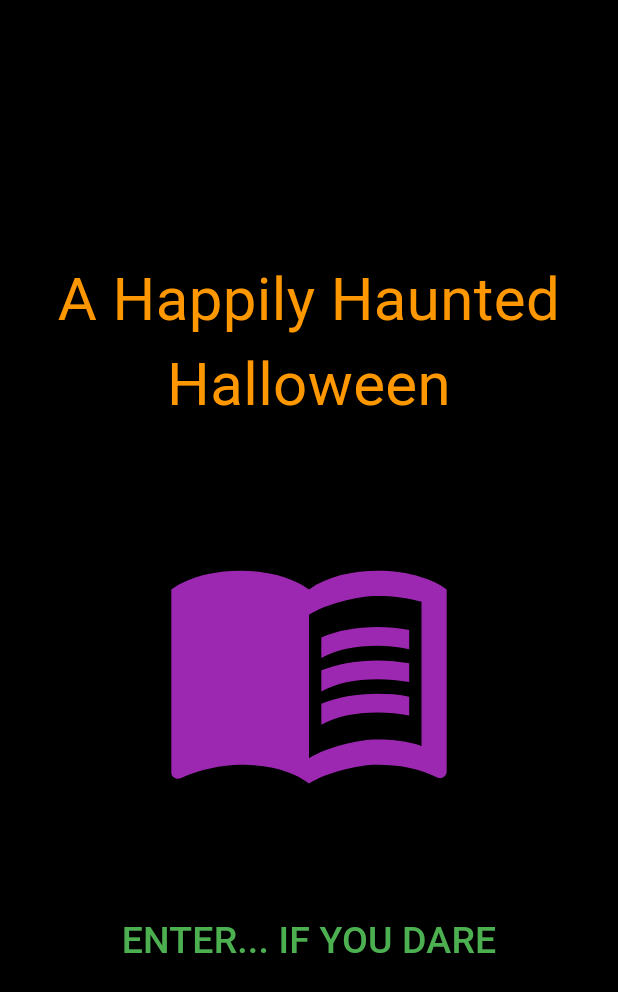
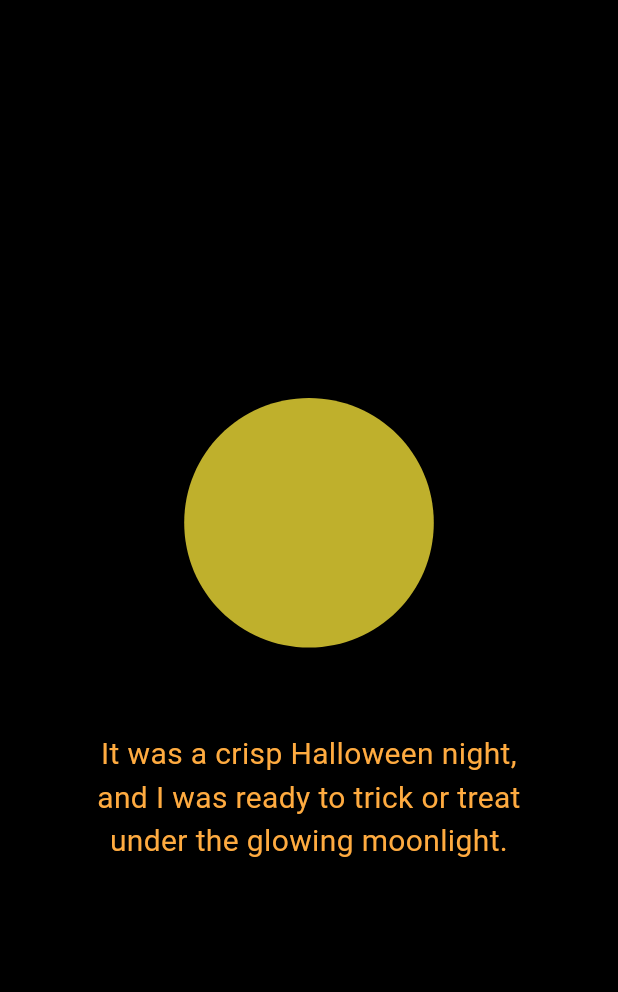
Before and after one commit to lajacl/halloween-storybook, a Flutter app: the screen it shows after launch, after a tap on the "menu book" icon, on a phone screen of 412 x 824 dp. Shown: the top 992 px of the screen. Run offline on Flutter 3.47's test engine with Material 3 defaults, Android fonts, the phone set to English and light mode, and no system bars; our stand-ins replace audioplayers.

Commit message:
Add the first story page with a glowing moon

```diff
--- a/lib/main.dart
+++ b/lib/main.dart
@@ -53,7 +53,10 @@
     return Scaffold(
       body: PageView(
         controller: _controller,
-        children: [TitlePage(playSound: playSound, controller: _controller)],
+        children: [
+          TitlePage(playSound: playSound, controller: _controller),
+          Page1(playSound: playSound),
+        ],
       ),
     );
   }
@@ -105,3 +108,67 @@
     );
   }
 }
+
+class Page1 extends StatefulWidget {
+  final Future<void> Function(String) playSound;
+  const Page1({super.key, required this.playSound});
+  @override
+  State<Page1> createState() => _Page1State();
+}
+
+// PAGE 1 - Glowing Moon
+class _Page1State extends State<Page1> with SingleTickerProviderStateMixin {
+  late AnimationController _controller;
+  late Animation<double> _glow;
+
+  @override
+  void initState() {
+    super.initState();
+    widget.playSound('sounds/wolf_howl.mp3');
+    _controller = AnimationController(
+      vsync: this,
+      duration: const Duration(seconds: 2),
+    )..repeat(reverse: true);
+    _glow = Tween(begin: 0.5, end: 1.0).animate(_controller);
+  }
+
+  @override
+  void dispose() {
+    _controller.dispose();
+    super.dispose();
+  }
+
+  @override
+  Widget build(BuildContext context) {
+    return Stack(
+      children: [
+        Center(
+          child: Column(
+            mainAxisAlignment: MainAxisAlignment.center,
+            children: [
+              AnimatedBuilder(
+                animation: _glow,
+                builder: (context, child) => Opacity(
+                  opacity: _glow.value,
+                  child: const Icon(
+                    Icons.circle,
+                    size: 200,
+                    color: Colors.yellow,
+                  ),
+                ),
+              ),
+              const SizedBox(height: 40),
+              const Text(
+                "It was a crisp Halloween night,\n"
+                "and I was ready to trick or treat\n"
+                "under the glowing moonlight.",
+                textAlign: TextAlign.center,
+                style: TextStyle(color: Colors.orangeAccent),
+              ),
+            ],
+          ),
+        ),
+      ],
+    );
+  }
+}
```
